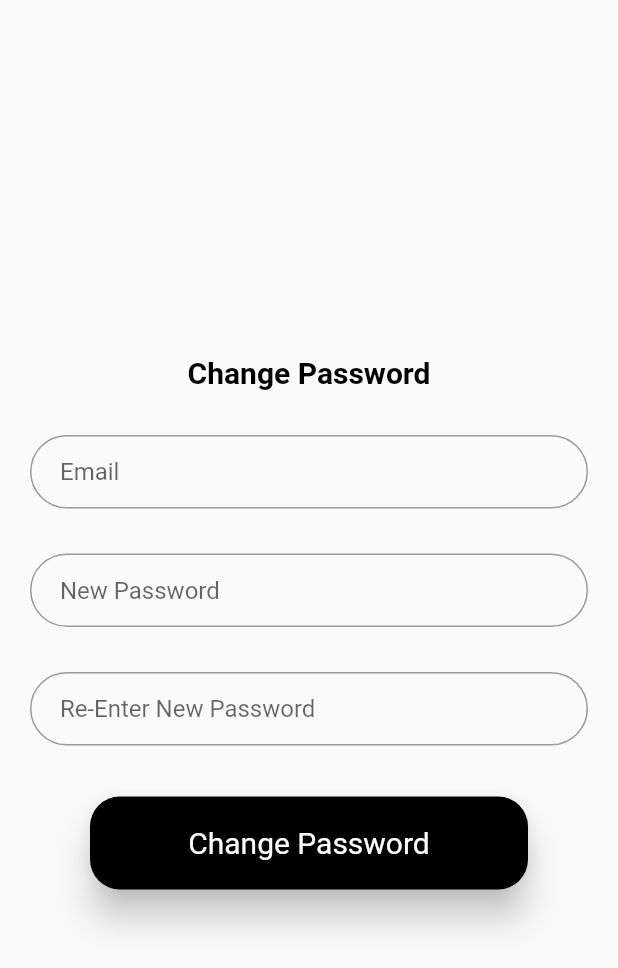
After one commit to SWE-team/professor_interface, a Flutter app: the ChangePasswordScreen screen opened directly, on a phone screen of 412 x 824 dp. The commit adds this screen. Shown: the top 968 px of the screen. Run offline on Flutter 3.47's test engine with Material 2 defaults, Android fonts, the phone set to English and light mode, and no system bars; our stand-ins replace modal_progress_hud, percent_indicator, shared_preferences, toast; accounts and stored records are empty.

Commit message:
added forget password functionality

```diff
--- a/lib/components/EnrolledStudentTile.dart
+++ b/lib/components/EnrolledStudentTile.dart
@@ -1,5 +1,6 @@
 import 'package:flutter/material.dart';
 import 'package:percent_indicator/percent_indicator.dart';
+
 
 class EnrolledStudentTile extends StatelessWidget {
 
--- /dev/null
+++ b/lib/screens/changePasswordScreen.dart
@@ -0,0 +1,184 @@
+import 'package:flutter/material.dart';
+import 'package:modal_progress_hud/modal_progress_hud.dart';
+import 'package:professor_interface/HandleNetworking.dart';
+import 'package:professor_interface/Models/FutureResponse.dart';
+import 'package:professor_interface/components/ReusableButton.dart';
+
+
+
+class ChangePasswordScreen extends StatefulWidget {
+  @override
+  _ChangePasswordScreenState createState() => _ChangePasswordScreenState();
+}
+
+class _ChangePasswordScreenState extends State<ChangePasswordScreen> {
+  final HandleNetworking handleNetworking =  HandleNetworking();
+  String email;
+  String password;
+  String confirmPassword;
+  bool isLoading = false;
+  @override
+  Widget build(BuildContext context) {
+
+
+    return ModalProgressHUD(
+      inAsyncCall: isLoading,
+      child: Scaffold(
+        body: Column(
+          mainAxisAlignment: MainAxisAlignment.center,
+          children: [
+            Container(
+              padding: EdgeInsets.all(20.0),
+              // decoration: BoxDecoration(
+              //   color: Colors.white,
+              //   borderRadius: BorderRadius.only(
+              //     topLeft: Radius.circular(20.0),
+              //     topRight: Radius.circular(20.0),
+              //   ),
+              // ),
+              child: Column(
+                crossAxisAlignment: CrossAxisAlignment.center,
+                children: <Widget>[
+
+                  Padding(
+                    padding: const EdgeInsets.fromLTRB(0.0, 10.0, 0.0, 30.0),
+                    child: Text(
+                      'Change Password',
+                      style: TextStyle(
+                        color: Colors.black,
+                        fontSize: 20.0,
+                        fontWeight: FontWeight.bold,
+                      ),
+                    ),
+                  ),
+
+                  TextField(
+                    onChanged: (String value){
+                      email = value;
+                    },
+                    obscureText: false,
+                    decoration: InputDecoration(
+                      contentPadding: EdgeInsets.fromLTRB(20.0, 15.0, 20.0, 15.0),
+                      hintText: "Email",
+                      border:
+                      OutlineInputBorder(borderRadius: BorderRadius.circular(32.0)),
+                      focusedBorder:OutlineInputBorder(
+                        borderSide: const BorderSide(color: Colors.black, width: 2.0),
+                        borderRadius: BorderRadius.circular(25.0),
+                      ),
+
+                    ),
+                  ),
+
+                  Padding(
+                    padding: const EdgeInsets.symmetric(horizontal: 0.0,vertical: 30.0),
+                    child: TextField(
+                      onChanged: (String value){
+                        password = value;
+                      },
+                      obscureText: true,
+                      decoration: InputDecoration(
+                        contentPadding: EdgeInsets.fromLTRB(20.0, 15.0, 20.0, 15.0),
+                        hintText: "New Password",
+                        border:
+                        OutlineInputBorder(borderRadius: BorderRadius.circular(32.0)),
+                        focusedBorder:OutlineInputBorder(
+                          borderSide: const BorderSide(color: Colors.black, width: 2.0),
+                          borderRadius: BorderRadius.circular(25.0),
+                        ),
+
+                      ),
+                    ),
+                  ),
+                  Padding(
+                    padding: const EdgeInsets.fromLTRB(0.0, 0.0, 0.0, 30.0),
+                    child: TextField(
+                      onChanged: (String value){
+                        confirmPassword = value;
+                      },
+                      obscureText: true,
+                      decoration: InputDecoration(
+                        contentPadding: EdgeInsets.fromLTRB(20.0, 15.0, 20.0, 15.0),
+                        hintText: "Re-Enter New Password",
+                        border:
+                        OutlineInputBorder(borderRadius: BorderRadius.circular(32.0)),
+                        focusedBorder:OutlineInputBorder(
+                          borderSide: const BorderSide(color: Colors.black, width: 2.0),
+                          borderRadius: BorderRadius.circular(25.0),
+                        ),
+
+                      ),
+                    ),
+                  ),
+                  Builder(
+                      builder: (BuildContext context){
+                        return GestureDetector(
+                          child: ReusableButton('Change Password'),
+                          onTap: () async{
+
+                            if(password == null || confirmPassword == null || password != confirmPassword)
+                            {
+                              Scaffold.of(context).showSnackBar(SnackBar(
+                                content: Text("Invalid input"),
+                              ));
+
+                              return;
+                            }
+
+                            setState(() {
+                              isLoading = true;
+                            });
+
+                            FutureResponse result = await handleNetworking.resetPassword(email, confirmPassword);
+
+                            setState(() {
+                              isLoading = false;
+                            });
+
+                            if(result != null)
+                            {
+                              if(result.err)
+                              {
+                                Scaffold.of(context).showSnackBar(SnackBar(
+                                  content: Text(result.msg),
+                                ));
+                              }
+                              else
+                                {
+                                  Scaffold.of(context).showSnackBar(SnackBar(
+                                    content: Text(result.msg),
+                                  ));
+
+                                  Future.delayed(Duration(seconds: 2),(){
+                                    Navigator.pop(context);
+                                  });
+
+
+                                }
+
+                            }
+                            else
+                            {
+                              Scaffold.of(context).showSnackBar(SnackBar(
+                                content: Text("OOPS! Some error occur. Please try again later"),
+                              ));
+                            }
+
+
+
+
+                          },
+                        );
+                      }
+
+                  ),
+
+                ],
+              ),
+            ),
+          ],
+        ),
+      ),
+    );
+  }
+}
--- a/pubspec.yaml
+++ b/pubspec.yaml
@@ -33,6 +33,7 @@ dependencies:
   percent_indicator: "^2.1.7+2"
   timer_count_down: ^1.0.4+1
   shared_preferences: ^0.5.12+4
+  toast: ^0.1.5
 
 dev_dependencies:
   flutter_test:
```
Also changed, not shown: lib/HandleNetworking.dart (+25 -1 lines), lib/components/CourseTile.dart (+12 -2 lines), lib/screens/LoginScreen.dart (+18 -0 lines), pubspec.lock.
